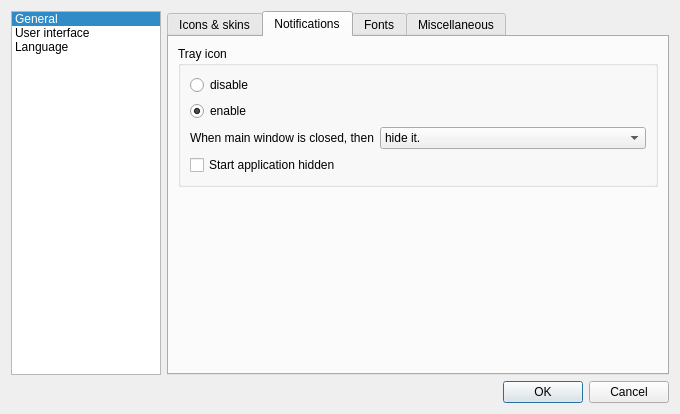
Above: src/gui/formsettings.ui from martinrotter/rssguard before the change. Below: the same form after it.
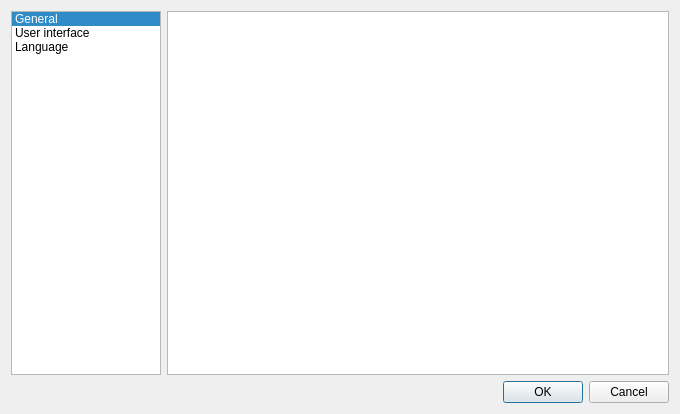
That is the form after the change.

Patch:
```diff
--- a/src/gui/formsettings.ui
+++ b/src/gui/formsettings.ui
@@ -45,7 +45,7 @@
    <item row="0" column="1">
     <widget class="QStackedWidget" name="m_stackedSettings">
      <property name="currentIndex">
-      <number>1</number>
+      <number>2</number>
      </property>
      <widget class="QWidget" name="m_pageGeneral">
       <layout class="QFormLayout" name="formLayout_5">
@@ -202,7 +202,44 @@
        </item>
       </layout>
      </widget>
-     <widget class="QWidget" name="m_pageLanguage"/>
+     <widget class="QWidget" name="m_pageLanguages">
+      <layout class="QHBoxLayout" name="horizontalLayout_2">
+       <property name="leftMargin">
+        <number>0</number>
+       </property>
+       <property name="topMargin">
+        <number>0</number>
+       </property>
+       <property name="rightMargin">
+        <number>0</number>
+       </property>
+       <property name="bottomMargin">
+        <number>0</number>
+       </property>
+       <item>
+        <widget class="QTreeWidget" name="m_treeLanguages">
+         <property name="editTriggers">
+          <set>QAbstractItemView::NoEditTriggers</set>
+         </property>
+         <property name="indentation">
+          <number>0</number>
+         </property>
+         <property name="itemsExpandable">
+          <bool>false</bool>
+         </property>
+         <property name="allColumnsShowFocus">
+          <bool>true</bool>
+         </property>
+         <property name="expandsOnDoubleClick">
+          <bool>false</bool>
+         </property>
+         <property name="columnCount">
+          <number>0</number>
+         </property>
+        </widget>
+       </item>
+      </layout>
+     </widget>
     </widget>
    </item>
    <item row="1" column="0" colspan="2">
```
